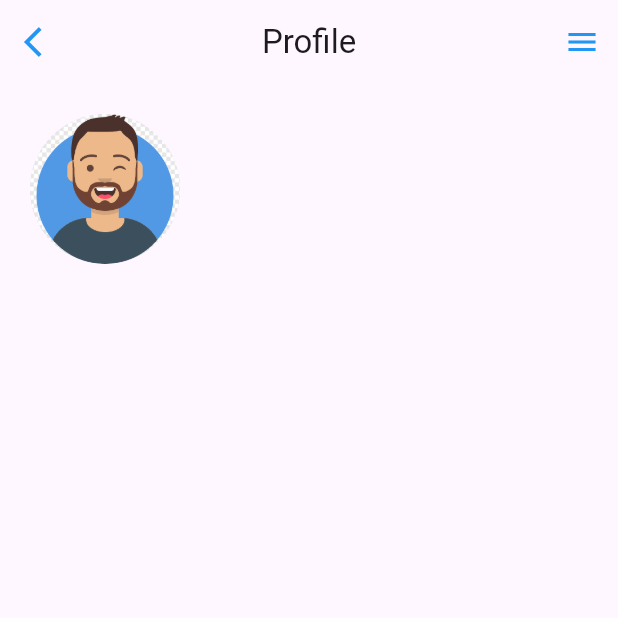
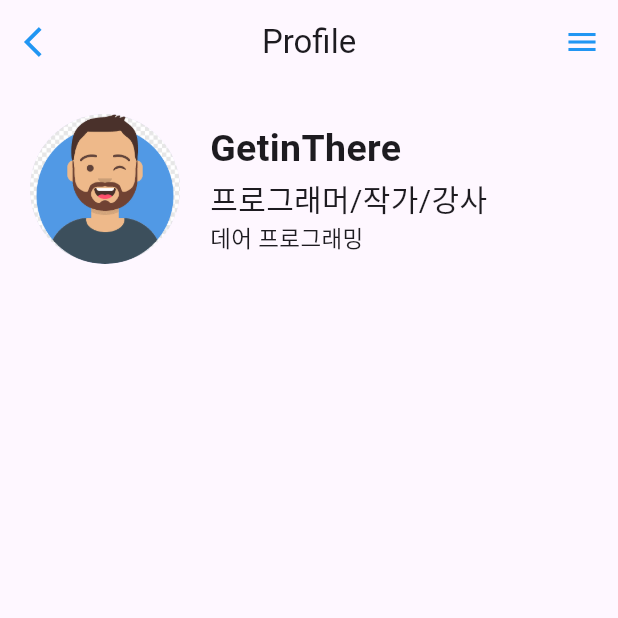
Before and after one commit to hyeonnnit/flutter_profileApp_scroll, a Flutter app: the screen it shows after launch, on a phone screen of 412 x 824 dp, the top half of it. Run offline on Flutter 3.47's test engine with Material 3 defaults, Android fonts, the phone set to English and light mode, and no system bars.

Commit message:
profile_header / _buildHeaderProfile / CrossAxisAligment

```diff
--- a/lib/components/profile_header.dart
+++ b/lib/components/profile_header.dart
@@ -1,7 +1,6 @@
 import 'package:flutter/material.dart';
 
 class ProfileHeader extends StatelessWidget {
-
   @override
   Widget build(BuildContext context) {
     return Row(
@@ -14,7 +13,7 @@ class ProfileHeader extends StatelessWidget {
     );
   }
 
-  Widget _buildHeaderAvatar(){
+  Widget _buildHeaderAvatar() {
     return SizedBox(
       width: 100,
       height: 100,
@@ -23,7 +22,31 @@ class ProfileHeader extends StatelessWidget {
       ),
     );
   }
-  Widget _buildHeaderProfile(){
-    return SizedBox();
+
+  Widget _buildHeaderProfile() {
+    return Column(
+      crossAxisAlignment: CrossAxisAlignment.start,
+      children: [
+        Text(
+          "GetinThere",
+          style: TextStyle(
+            fontSize: 25,
+            fontWeight: FontWeight.w700,
+          ),
+        ),
+        Text(
+          "프로그래머/작가/강사",
+          style: TextStyle(
+            fontSize: 20,
+          ),
+        ),
+        Text(
+          "데어 프로그래밍",
+          style: TextStyle(
+            fontSize: 15,
+          ),
+        ),
+      ],
+    );
   }
 }
```
